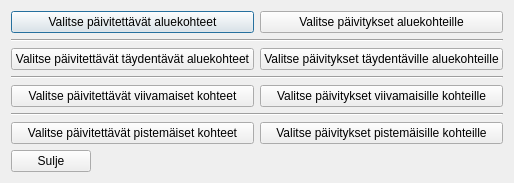
The window that ui/yleiskaava_dialog_change_field_values_of_group.ui (ernoma/yleiskaava) describes before a commit, drawn with Qt 5.
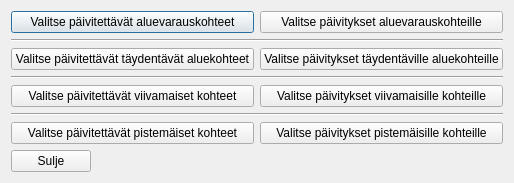
The same window after the commit.

Patch:
```diff
--- a/ui/yleiskaava_dialog_change_field_values_of_group.ui
+++ b/ui/yleiskaava_dialog_change_field_values_of_group.ui
@@ -19,14 +19,14 @@
      <item>
       <widget class="QPushButton" name="pushButtonSelectPolygonFeatures">
        <property name="text">
-        <string>Valitse päivitettävät aluekohteet</string>
+        <string>Valitse päivitettävät aluevarauskohteet</string>
        </property>
       </widget>
      </item>
      <item>
       <widget class="QPushButton" name="pushButtonChooseUpdatedAttributesAndValuesForSpatialFeatures">
        <property name="text">
-        <string>Valitse päivitykset aluekohteille</string>
+        <string>Valitse päivitykset aluevarauskohteille</string>
        </property>
       </widget>
      </item>
```
